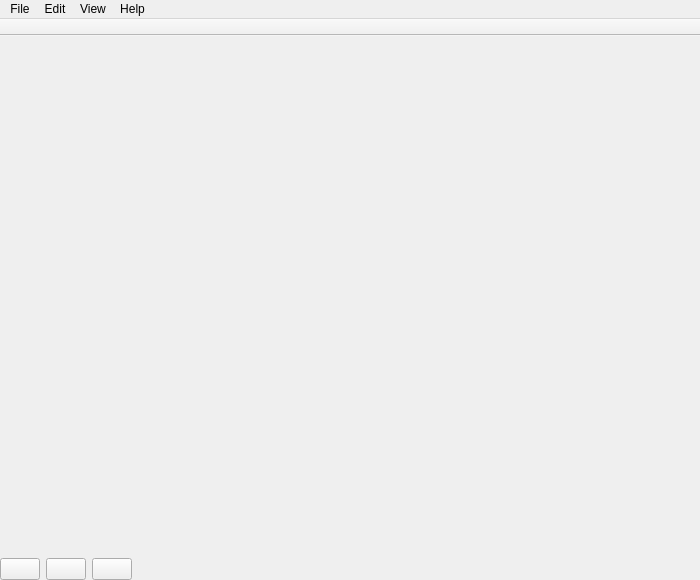
This is qt/ui/main_window.ui in Mouchnino/moneyguru as Qt 5 draws it before an edit. The edited form follows.
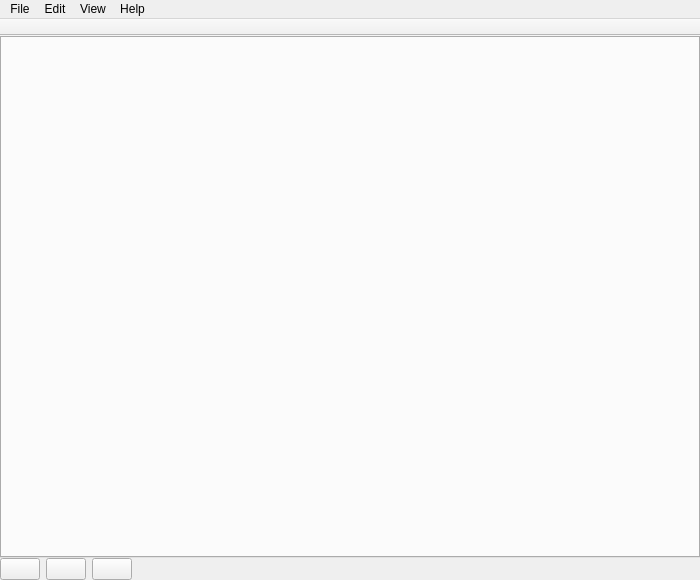
This is the edited form. Icons and pictures are not drawn. Custom widgets are drawn as their Qt base class.

Commit message: Transformed the QStackedWidget into a QTabWidget and added basic tab support.

```diff
--- a/qt/ui/main_window.ui
+++ b/qt/ui/main_window.ui
@@ -22,7 +22,11 @@
      <number>0</number>
     </property>
     <item>
-     <widget class="QStackedWidget" name="mainView"/>
+     <widget class="QTabWidget" name="mainView">
+      <property name="tabsClosable">
+       <bool>true</bool>
+      </property>
+     </widget>
     </item>
     <item>
      <widget class="QWidget" name="bottomBar" native="true">
```
The commit also changes 1 other file.
